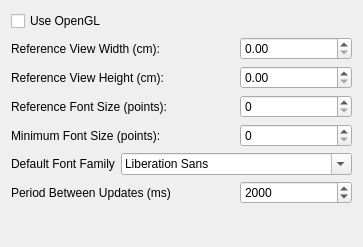
Kst-plot/kst, file src/libkstapp/generaltab.ui: the form before one commit.
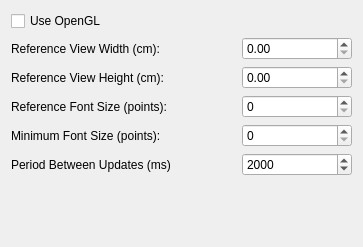
The form after the commit.

Commit message: Major update to all label dialogs. Add ApplicationSettings default label properties. All labels now support UBI / color / font family. Cleanup of PlotDialog / LabelTab.

What changed in the file:
```diff
--- a/src/libkstapp/generaltab.ui
+++ b/src/libkstapp/generaltab.ui
@@ -5,7 +5,7 @@
    <rect>
     <x>0</x>
     <y>0</y>
-    <width>304</width>
+    <width>363</width>
     <height>247</height>
    </rect>
   </property>
@@ -68,24 +68,14 @@
    <item row="4" column="2" >
     <widget class="QSpinBox" name="_minFontSize" />
    </item>
-   <item row="5" column="0" >
-    <widget class="QLabel" name="_Label_12" >
-     <property name="text" >
-      <string>Default Font Family</string>
-     </property>
-    </widget>
-   </item>
-   <item row="5" column="1" colspan="2" >
-    <widget class="QFontComboBox" name="_defaultFontFamily" />
-   </item>
-   <item row="6" column="0" colspan="2" >
+   <item row="5" column="0" colspan="2" >
     <widget class="QLabel" name="label_5" >
      <property name="text" >
       <string>Period Between Updates (ms)</string>
      </property>
     </widget>
    </item>
-   <item row="6" column="2" >
+   <item row="5" column="2" >
     <widget class="QSpinBox" name="_maxUpdate" >
      <property name="minimum" >
       <number>10</number>
@@ -101,7 +91,7 @@
      </property>
     </widget>
    </item>
-   <item row="7" column="0" >
+   <item row="6" column="0" >
     <spacer>
      <property name="orientation" >
       <enum>Qt::Vertical</enum>
```
Left out of the diff: 2 changed lines with no effect on the pictures. The commit also changes 27 other files.
